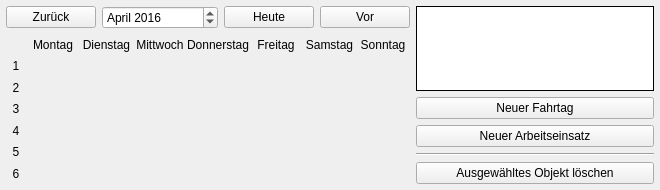
The window that Programm/calendar.ui (philjosch/Einsatzplaner) describes before a commit, drawn with Qt 5.
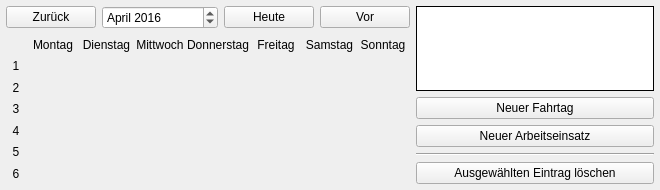
The same window after the commit. Custom widgets are drawn as their Qt base class.

Commit message:
Personalübersicht verbessert
Die Stundenanzeige in der Personalübersicht wurde verbessert.

```diff
--- a/Programm/calendar.ui
+++ b/Programm/calendar.ui
@@ -204,7 +204,7 @@
           </size>
          </property>
          <property name="text">
-          <string>Ausgewähltes Objekt löschen</string>
+          <string>Ausgewählten Eintrag löschen</string>
          </property>
         </widget>
        </item>
```
The commit also changes 1 other file.
